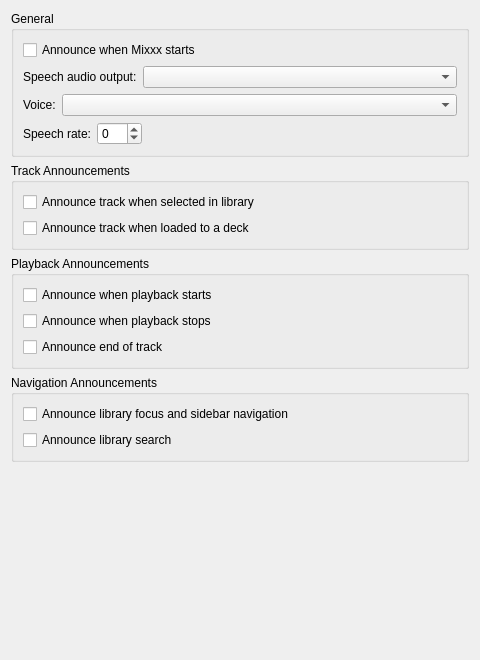
Old version of the form src/preferences/dialog/dlgprefaccessibilitydlg.ui in the repository XeTK/mixxx.
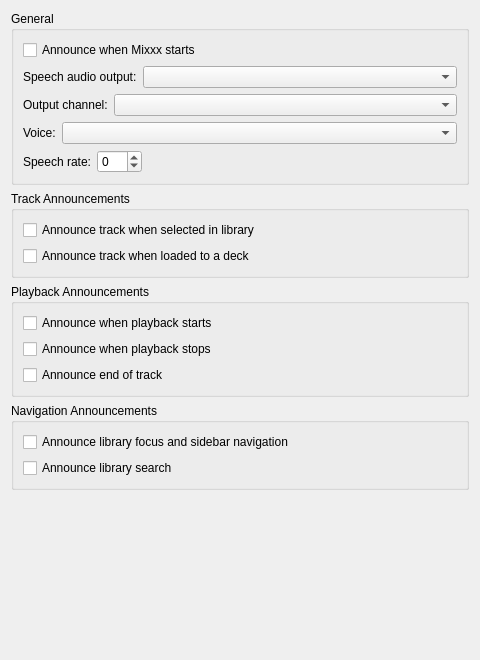
New version of the form.

Commit message: ﻿feat(announcements): add channel-pair routing, rename panel, say Mixxx ready, and add tests

Diff of the .ui file:
```diff
--- a/src/preferences/dialog/dlgprefaccessibilitydlg.ui
+++ b/src/preferences/dialog/dlgprefaccessibilitydlg.ui
@@ -57,6 +57,33 @@
         </item>
        </layout>
       </item>
+      <item>
+       <layout class="QHBoxLayout" name="horizontalLayoutOutputChannel">
+        <item>
+         <widget class="QLabel" name="labelOutputChannel">
+          <property name="text">
+           <string>Output channel:</string>
+          </property>
+          <property name="toolTip">
+           <string>Stereo channel pair used for speech on the selected device. Use channels 3-4 (or higher) to send announcements to your headphone/monitor output on a DJ controller.</string>
+          </property>
+         </widget>
+        </item>
+        <item>
+         <widget class="QComboBox" name="comboBoxTtsOutputChannel">
+          <property name="toolTip">
+           <string>Stereo channel pair used for speech on the selected device. Use channels 3-4 (or higher) to send announcements to your headphone/monitor output on a DJ controller.</string>
+          </property>
+          <property name="sizePolicy">
+           <sizepolicy hsizetype="Expanding" vsizetype="Fixed">
+            <horstretch>1</horstretch>
+            <verstretch>0</verstretch>
+           </sizepolicy>
+          </property>
+         </widget>
+        </item>
+       </layout>
+      </item>
       <item>
        <layout class="QHBoxLayout" name="horizontalLayoutVoice">
         <item>
```
Left out of the diff: 2 changed lines with no effect on the pictures. The commit also changes 8 other files.
